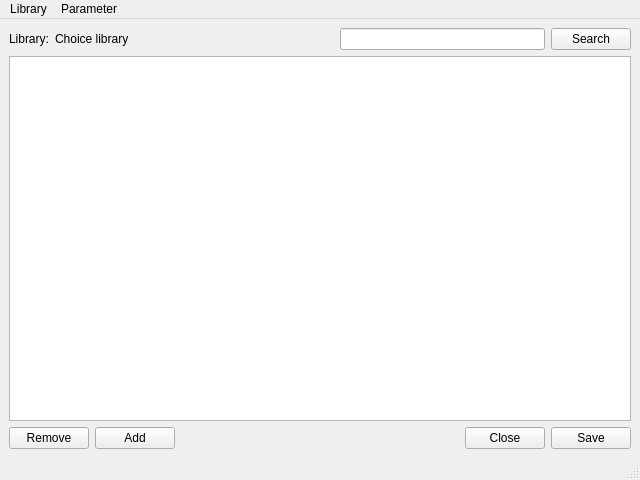
First picture: the form in src/Tsunami/LibraryWindow.ui, repository maluginp/Tsunami, before the edit.
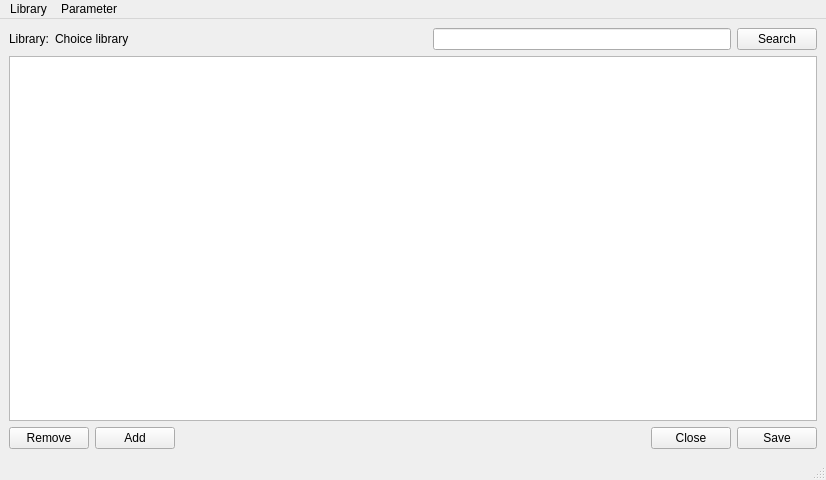
Second picture: the form after the edit.

Patch:
```diff
--- a/src/Tsunami/LibraryWindow.ui
+++ b/src/Tsunami/LibraryWindow.ui
@@ -6,7 +6,7 @@
    <rect>
     <x>0</x>
     <y>0</y>
-    <width>640</width>
+    <width>826</width>
     <height>480</height>
    </rect>
   </property>
@@ -111,8 +111,8 @@
     <rect>
      <x>0</x>
      <y>0</y>
-     <width>640</width>
-     <height>21</height>
+     <width>826</width>
+     <height>22</height>
     </rect>
    </property>
    <widget class="QMenu" name="menuLibrary">
```
